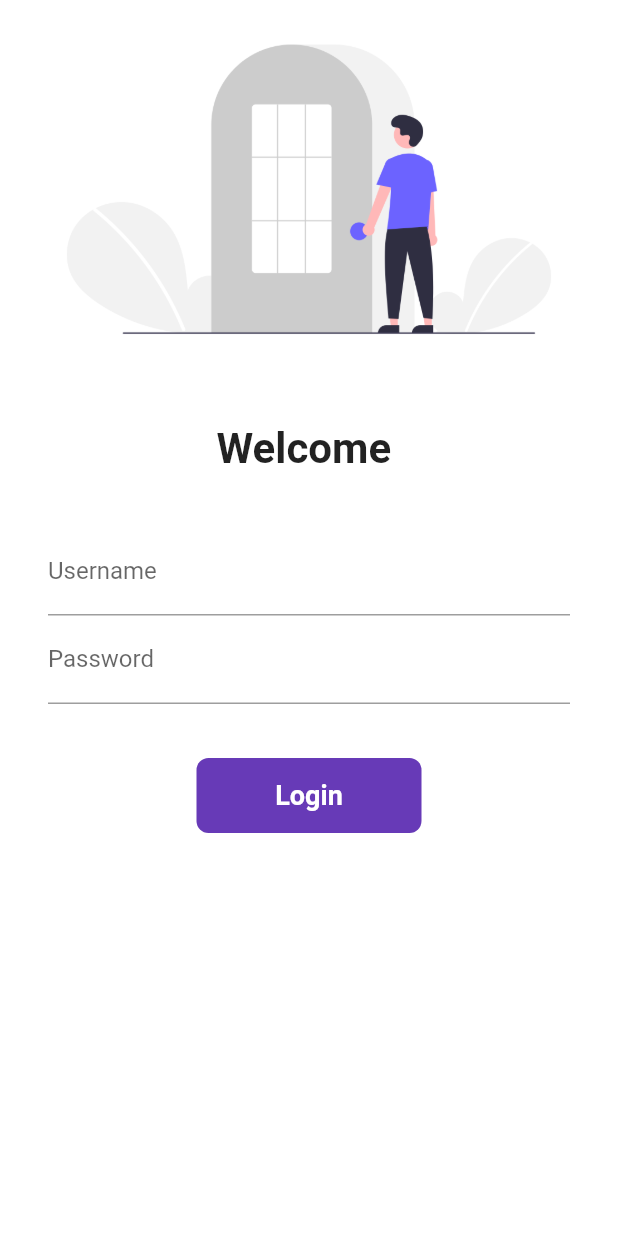
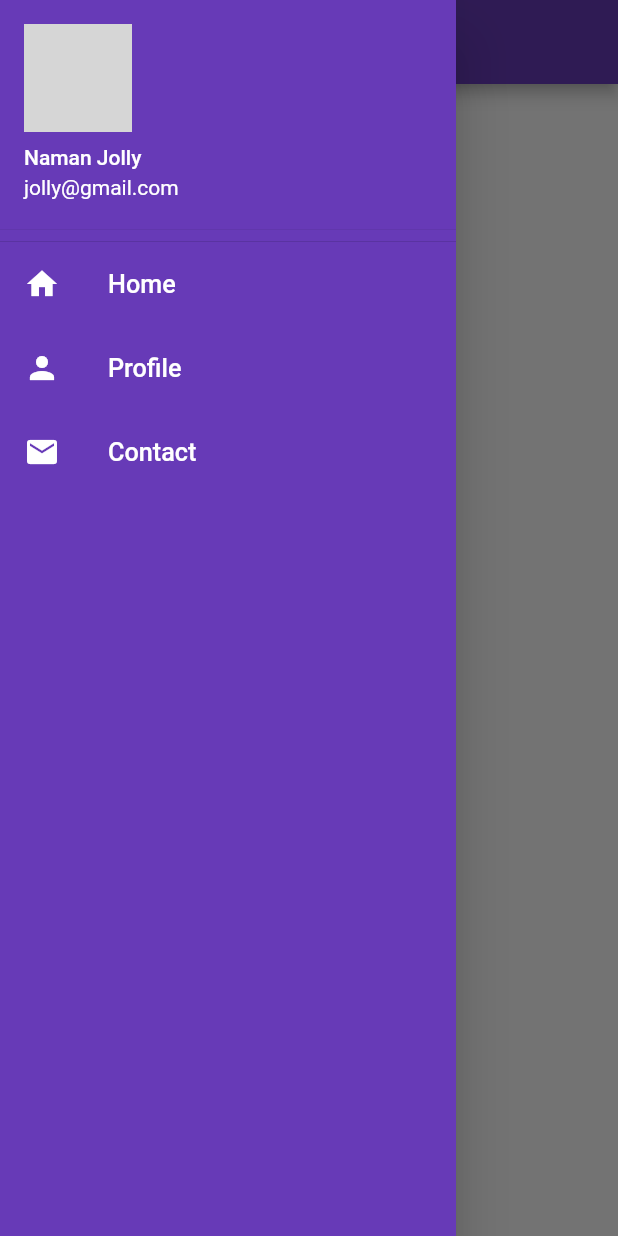
Before and after one commit to TheJollyNaman/catalog_app, a Flutter app: the screen it shows after launch, with the side drawer open (before the commit the screen has no drawer), on a phone screen of 412 x 824 dp. Run offline on Flutter 3.47's test engine with Material 2 defaults, Android fonts, the phone set to English and light mode, and no system bars; our stand-ins replace matcher; network calls fail; grey boxes are pictures that could not be loaded.

Commit message:
Drawer | ListView | ListTile | NetworkImage

```diff
--- a/lib/main.dart
+++ b/lib/main.dart
@@ -15,10 +15,12 @@ class MyApp extends StatelessWidget {
   @override
   Widget build(BuildContext context) {
     return MaterialApp(
+      debugShowCheckedModeBanner: false,
       themeMode: ThemeMode.light,
+      theme: ThemeData(primarySwatch: Colors.deepPurple),
       darkTheme: ThemeData(brightness: Brightness.dark),
       routes: {
-        "/": (context) => LoginPage(),
+        "/": (context) => HomePage(),
         MyRoutes.homeRoute: (context) => HomePage(),
         MyRoutes.loginRoute: (context) => LoginPage(),
       },
--- a/lib/screens/home_page.dart
+++ b/lib/screens/home_page.dart
@@ -1,6 +1,7 @@
 // ignore_for_file: prefer_const_constructors
 
 import 'package:flutter/material.dart';
+import 'package:catalog_app/widgets/drawer.dart';
 
 class HomePage extends StatelessWidget {
   const HomePage({super.key});
@@ -13,9 +14,9 @@ class HomePage extends StatelessWidget {
         title: Text("Helloo Bitchss"),
       ),
       body: Center(
-          child: Text("Hello World by $name"),
+        child: Text("Hello World by $name"),
       ),
-      drawer: Drawer(),
+      drawer: MyDrawer(),
     );
   }
 }
--- /dev/null
+++ b/lib/widgets/drawer.dart
@@ -0,0 +1,77 @@
+// ignore_for_file: prefer_const_constructors
+
+import 'package:flutter/material.dart';
+import 'package:flutter/src/widgets/framework.dart';
+import 'package:flutter/src/widgets/container.dart';
+import 'package:matcher/matcher.dart';
+
+class MyDrawer extends StatelessWidget {
+  const MyDrawer({super.key});
+
+  @override
+  final imageUrl =
+      "https://pbs.twimg.com/profile_images/1515271138683002886/aMga018-_400x400.jpg";
+  Widget build(BuildContext context) {
+    return Drawer(
+      child: Container(
+        color: Colors.deepPurple,
+        child: ListView(
+          padding: EdgeInsets.zero,
+          // ignore: prefer_const_literals_to_create_immutables
+          children: [
+            DrawerHeader(
+              padding: EdgeInsets.zero,
+              margin: EdgeInsets.zero,
+              child: UserAccountsDrawerHeader(
+                accountName: Text("Naman Jolly"),
+                accountEmail: Text("jolly@gmail.com"),
+                currentAccountPicture: CircleAvatar(
+                  backgroundImage: NetworkImage(imageUrl),
+                ),
+              ),
+            ),
+            ListTile(
+              leading: Icon(
+                Icons.home,
+                color: Colors.white,
+              ),
+              title: Text(
+                "Home",
+                textScaleFactor: 1.2,
+                style: TextStyle(
+                  color: Colors.white,
+                ),
+              ),
+            ),
+            ListTile(
+              leading: Icon(
+                Icons.person,
+                color: Colors.white,
+              ),
+              title: Text(
+                "Profile",
+                textScaleFactor: 1.2,
+                style: TextStyle(
+                  color: Colors.white,
+                ),
+              ),
+            ),
+            ListTile(
+              leading: Icon(
+                Icons.mail,
+                color: Colors.white,
+              ),
+              title: Text(
+                "Contact",
+                textScaleFactor: 1.2,
+                style: TextStyle(
+                  color: Colors.white,
+                ),
+              ),
+            )
+          ],
+        ),
+      ),
+    );
+  }
+}
```
